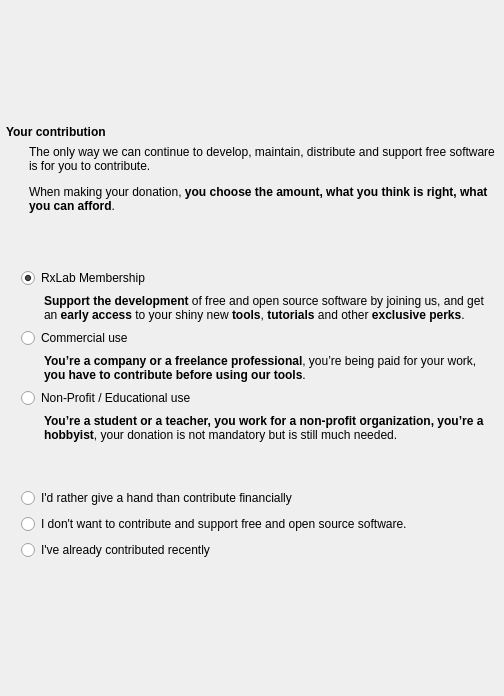
Above: packages/org.rxlaboratory.ifw.maintenancetool/meta/finishWidget.ui from RxLaboratory/Ramses-Installer before the change. Below: the same form after it.
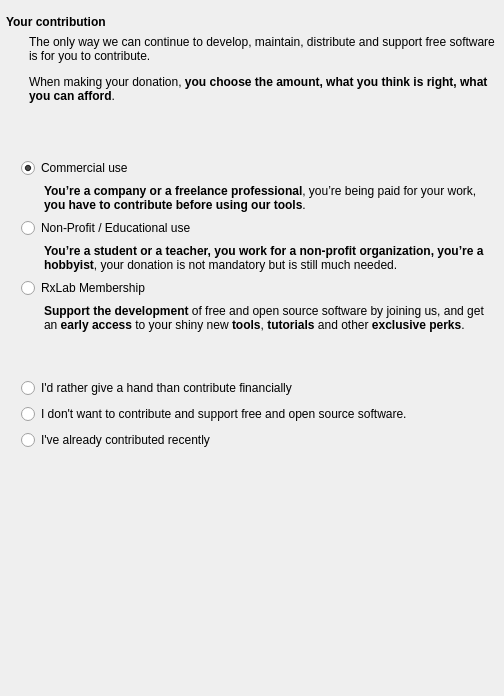
That is the form after the change.

What changed in the file:
```diff
--- a/packages/org.rxlaboratory.ifw.maintenancetool/meta/finishWidget.ui
+++ b/packages/org.rxlaboratory.ifw.maintenancetool/meta/finishWidget.ui
@@ -18,7 +18,7 @@
     <number>6</number>
    </property>
    <property name="topMargin">
-    <number>0</number>
+    <number>15</number>
    </property>
    <property name="rightMargin">
     <number>0</number>
@@ -26,19 +26,6 @@
    <property name="bottomMargin">
     <number>3</number>
    </property>
-   <item>
-    <spacer name="verticalSpacer_2">
-     <property name="orientation">
-      <enum>Qt::Vertical</enum>
-     </property>
-     <property name="sizeHint" stdset="0">
-      <size>
-       <width>20</width>
-       <height>40</height>
-      </size>
-     </property>
-    </spacer>
-   </item>
    <item>
     <widget class="QLabel" name="label">
      <property name="text">
@@ -78,34 +65,14 @@
         </property>
        </spacer>
       </item>
-      <item>
-       <widget class="QRadioButton" name="membershipButton">
-        <property name="text">
-         <string>RxLab Membership</string>
-        </property>
-        <property name="checked">
-         <bool>true</bool>
-        </property>
-       </widget>
-      </item>
-      <item>
-       <widget class="QLabel" name="label_2">
-        <property name="styleSheet">
-         <string notr="true">margin-left: 20px;</string>
-        </property>
-        <property name="text">
-         <string>&lt;html&gt;&lt;head/&gt;&lt;body&gt;&lt;p&gt;&lt;span style=&quot; font-weight:700;&quot;&gt;Support the development&lt;/span&gt; of free and open source software by joining us, and get an &lt;span style=&quot; font-weight:700;&quot;&gt;early access&lt;/span&gt; to your shiny new &lt;span style=&quot; font-weight:700;&quot;&gt;tools&lt;/span&gt;, &lt;span style=&quot; font-weight:700;&quot;&gt;tutorials&lt;/span&gt; and other &lt;span style=&quot; font-weight:700;&quot;&gt;exclusive perks&lt;/span&gt;.&lt;/p&gt;&lt;/body&gt;&lt;/html&gt;</string>
-        </property>
-        <property name="wordWrap">
-         <bool>true</bool>
-        </property>
-       </widget>
-      </item>
       <item>
        <widget class="QRadioButton" name="commercialButton">
         <property name="text">
          <string>Commercial use</string>
         </property>
+        <property name="checked">
+         <bool>true</bool>
+        </property>
        </widget>
       </item>
       <item>
@@ -141,6 +108,26 @@
         </property>
        </widget>
       </item>
+      <item>
+       <widget class="QRadioButton" name="membershipButton">
+        <property name="text">
+         <string>RxLab Membership</string>
+        </property>
+       </widget>
+      </item>
+      <item>
+       <widget class="QLabel" name="label_2">
+        <property name="styleSheet">
+         <string notr="true">margin-left: 20px;</string>
+        </property>
+        <property name="text">
+         <string>&lt;html&gt;&lt;head/&gt;&lt;body&gt;&lt;p&gt;&lt;span style=&quot; font-weight:700;&quot;&gt;Support the development&lt;/span&gt; of free and open source software by joining us, and get an &lt;span style=&quot; font-weight:700;&quot;&gt;early access&lt;/span&gt; to your shiny new &lt;span style=&quot; font-weight:700;&quot;&gt;tools&lt;/span&gt;, &lt;span style=&quot; font-weight:700;&quot;&gt;tutorials&lt;/span&gt; and other &lt;span style=&quot; font-weight:700;&quot;&gt;exclusive perks&lt;/span&gt;.&lt;/p&gt;&lt;/body&gt;&lt;/html&gt;</string>
+        </property>
+        <property name="wordWrap">
+         <bool>true</bool>
+        </property>
+       </widget>
+      </item>
       <item>
        <spacer name="verticalSpacer_3">
         <property name="orientation">
```
